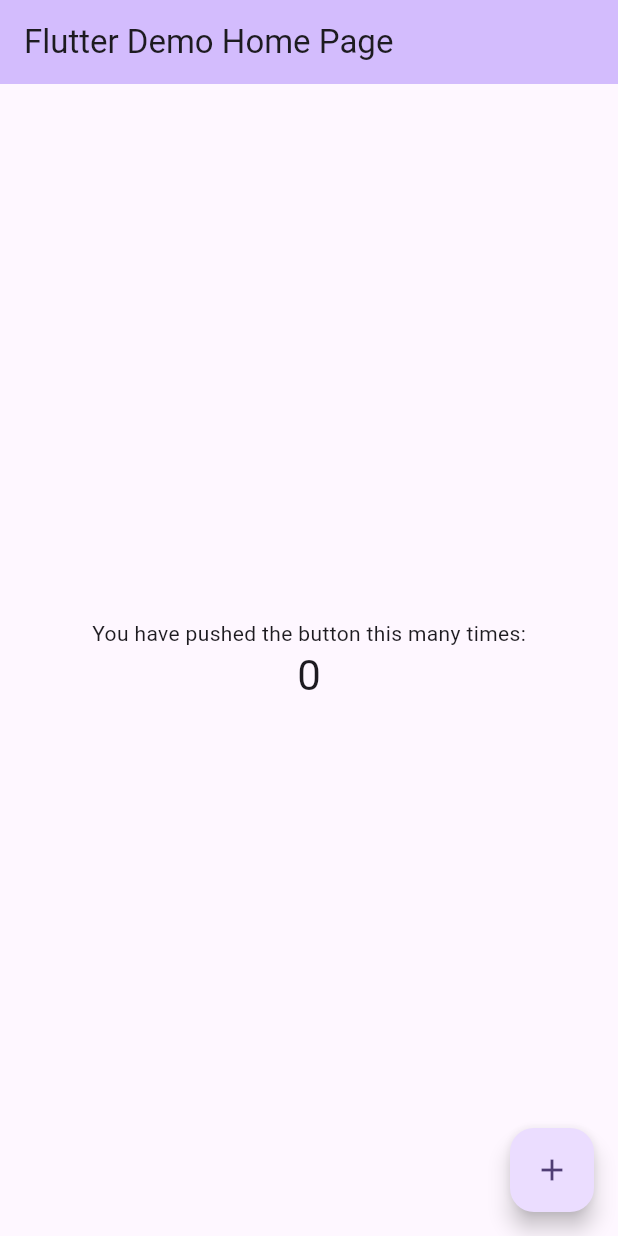
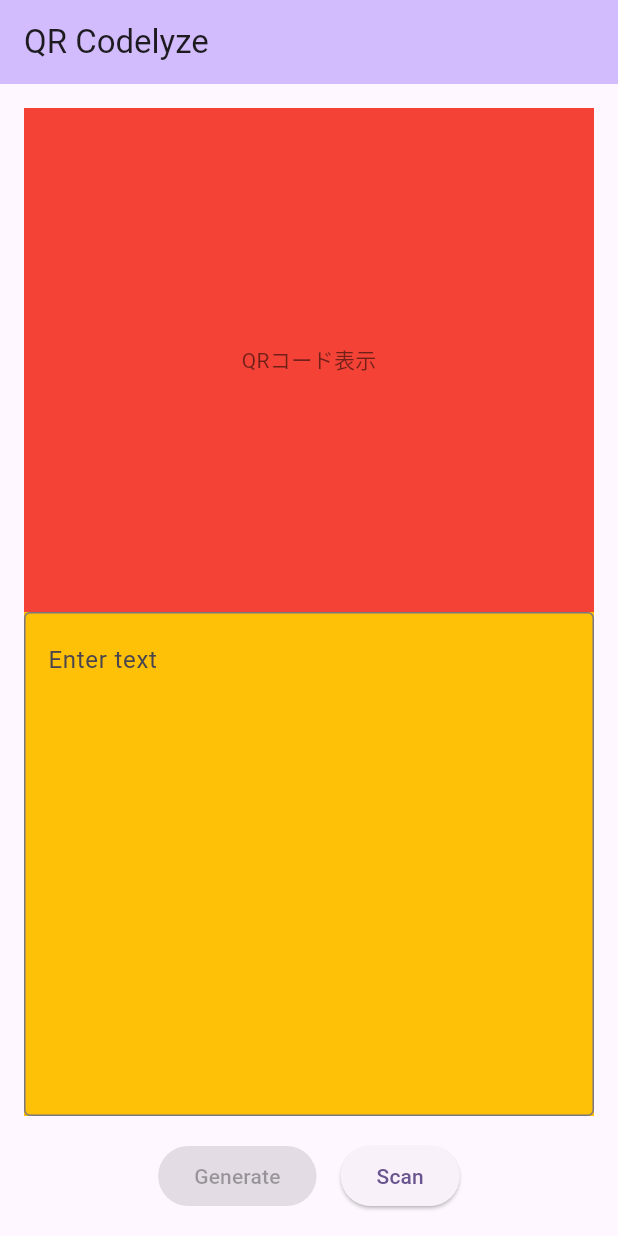
Before and after one commit to boarnasia/qrcodelyze_desktop, a Flutter app: the screen it shows after launch, on a phone screen of 412 x 824 dp. Run offline on Flutter 3.47's test engine with Material 3 defaults, Android fonts, the phone set to English and light mode, and no system bars.

Commit message:
feat: build ui mock up
- add: generate_screen
- add: scan_screen
- update: main screen

```diff
--- /dev/null
+++ b/lib/constants/app_constants.dart
@@ -0,0 +1,5 @@
+class AppConstants {
+  static const String appName = 'QR Codelyze';
+
+  const AppConstants._();
+}
--- a/lib/main.dart
+++ b/lib/main.dart
@@ -1,4 +1,10 @@
 import 'package:flutter/material.dart';
+import 'constants/app_constants.dart';
+import 'screens/generate_screen.dart';
+import 'screens/scan_screen.dart';
+
+// 1. ScreenModeの追加
+enum ScreenMode { generate, scan }
 
 void main() {
   runApp(const MyApp());
@@ -11,7 +17,7 @@
   @override
   Widget build(BuildContext context) {
     return MaterialApp(
-      title: 'Flutter Demo',
+      title: AppConstants.appName,
       theme: ThemeData(
         // This is the theme of your application.
         //
@@ -30,7 +36,7 @@
         // tested with just a hot reload.
         colorScheme: ColorScheme.fromSeed(seedColor: Colors.deepPurple),
       ),
-      home: const MyHomePage(title: 'Flutter Demo Home Page'),
+      home: const MyHomePage(title: AppConstants.appName),
     );
   }
 }
@@ -54,27 +60,27 @@
 }
 
 class _MyHomePageState extends State<MyHomePage> {
-  int _counter = 0;
+  // 2. モード状態を追加
+  ScreenMode _mode = ScreenMode.generate;
 
-  void _incrementCounter() {
+  void _switchMode(ScreenMode mode) {
     setState(() {
-      // This call to setState tells the Flutter framework that something has
-      // changed in this State, which causes it to rerun the build method below
-      // so that the display can reflect the updated values. If we changed
-      // _counter without calling setState(), then the build method would not be
-      // called again, and so nothing would appear to happen.
-      _counter++;
+      _mode = mode;
     });
   }
 
   @override
   Widget build(BuildContext context) {
-    // This method is rerun every time setState is called, for instance as done
-    // by the _incrementCounter method above.
-    //
-    // The Flutter framework has been optimized to make rerunning build methods
-    // fast, so that you can just rebuild anything that needs updating rather
-    // than having to individually change instances of widgets.
+    Widget screen;
+    switch (_mode) {
+      case ScreenMode.generate:
+        screen = const GenerateScreen();
+        break;
+      case ScreenMode.scan:
+        screen = const ScanScreen();
+        break;
+    }
+
     return Scaffold(
       appBar: AppBar(
         // TRY THIS: Try changing the color here to a specific color (to
@@ -85,38 +91,31 @@
         // the App.build method, and use it to set our appbar title.
         title: Text(widget.title),
       ),
-      body: Center(
-        // Center is a layout widget. It takes a single child and positions it
-        // in the middle of the parent.
-        child: Column(
-          // Column is also a layout widget. It takes a list of children and
-          // arranges them vertically. By default, it sizes itself to fit its
-          // children horizontally, and tries to be as tall as its parent.
-          //
-          // Column has various properties to control how it sizes itself and
-          // how it positions its children. Here we use mainAxisAlignment to
-          // center the children vertically; the main axis here is the vertical
-          // axis because Columns are vertical (the cross axis would be
-          // horizontal).
-          //
-          // TRY THIS: Invoke "debug painting" (choose the "Toggle Debug Paint"
-          // action in the IDE, or press "p" in the console), to see the
-          // wireframe for each widget.
-          mainAxisAlignment: MainAxisAlignment.center,
-          children: <Widget>[
-            const Text('You have pushed the button this many times:'),
-            Text(
-              '$_counter',
-              style: Theme.of(context).textTheme.headlineMedium,
-            ),
-          ],
-        ),
+      body: Column(
+        children: [
+          Expanded(child: screen),
+          // 3. 画面下部に切り替えボタン
+          Row(
+            mainAxisAlignment: MainAxisAlignment.center,
+            children: [
+              ElevatedButton(
+                onPressed: _mode == ScreenMode.generate
+                    ? null
+                    : () => _switchMode(ScreenMode.generate),
+                child: const Text('Generate'),
+              ),
+              const SizedBox(width: 16),
+              ElevatedButton(
+                onPressed: _mode == ScreenMode.scan
+                    ? null
+                    : () => _switchMode(ScreenMode.scan),
+                child: const Text('Scan'),
+              ),
+            ],
+          ),
+          const SizedBox(height: 16),
+        ],
       ),
-      floatingActionButton: FloatingActionButton(
-        onPressed: _incrementCounter,
-        tooltip: 'Increment',
-        child: const Icon(Icons.add),
-      ), // This trailing comma makes auto-formatting nicer for build methods.
     );
   }
 }
--- /dev/null
+++ b/lib/screens/generate_screen.dart
@@ -0,0 +1,48 @@
+import 'package:flutter/material.dart';
+
+class GenerateScreen extends StatelessWidget {
+  const GenerateScreen({Key? key}) : super(key: key);
+
+  @override
+  Widget build(BuildContext context) {
+    return Scaffold(
+      body: Padding(
+        padding: const EdgeInsets.all(16.0),
+        child: Column(
+          children: [
+            Expanded(
+              child: Container(
+                alignment: Alignment.center,
+                color: Colors.red,
+                child: const Text('QRコード表示', style: TextStyle(color: Colors.black54)),
+              ),
+            ),
+            Expanded(
+              child: Container(
+                alignment: Alignment.center,
+                color: Colors.amber,
+                padding: const EdgeInsets.all(0),
+                child: Column(
+                  children: [
+                    Expanded(
+                      child: TextField(
+                        decoration: const InputDecoration(
+                          border: OutlineInputBorder(),
+                          hintText: 'Enter text',
+                        ),
+                        enabled: true,
+                        maxLines: null,
+                        expands: true,
+                        textAlignVertical: TextAlignVertical.top,
+                      ),
+                    ),
+                  ],
+                ),
+              ),
+            ),
+          ],
+        ),
+      ),
+    );
+  }
+}
```
Also changed, not shown: lib/screens/scan_screen.dart (added, +78 -0 lines), docs/画面イメージ.png (added), 7 other files.
